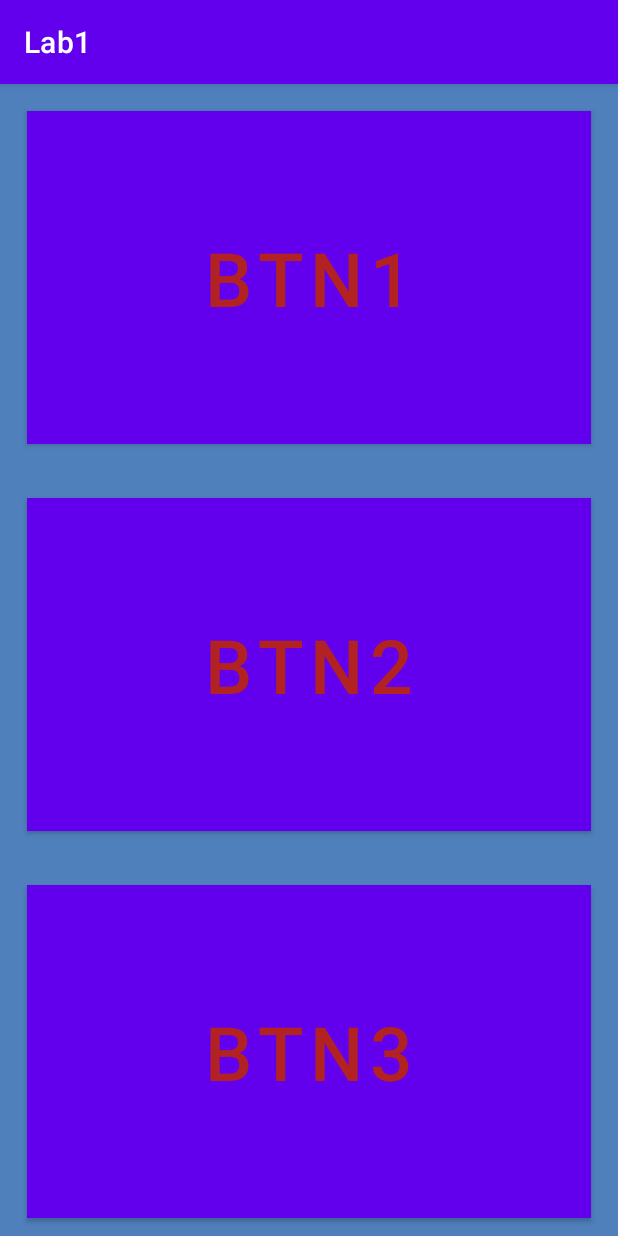
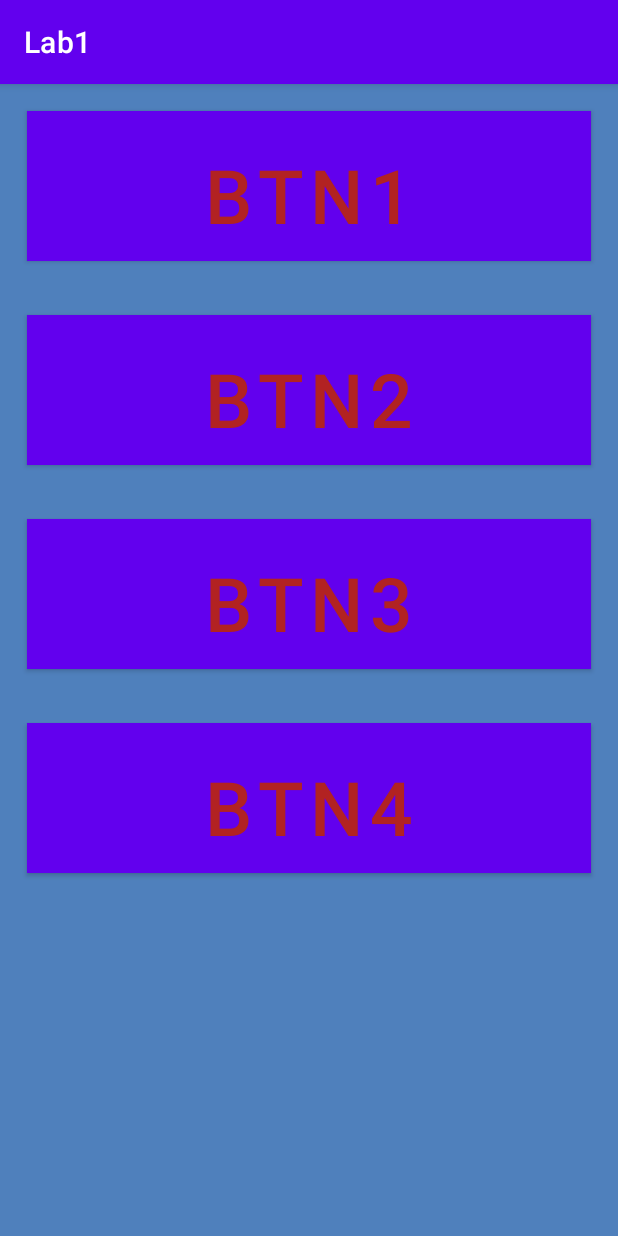
Before and after one commit to V8275/AndroidStudioProjects, an Android app: the screen it shows after launch (Main), on a phone screen of 412 x 824 dp. Run offline under Robolectric (Android 15) with nearby library versions, the phone set to English and light mode, and no system bars.

Commit message:
ended lab 1

```diff
--- a/Lab_1/app/src/main/java/com/example/lab1/Main.java
+++ b/Lab_1/app/src/main/java/com/example/lab1/Main.java
@@ -2,6 +2,7 @@ package com.example.lab1;
 
 import android.os.Bundle;
 import android.view.View;
+import android.widget.Button;
 
 import androidx.annotation.Nullable;
 import androidx.appcompat.app.AppCompatActivity;
@@ -13,9 +14,20 @@ public class Main extends AppCompatActivity
     protected void onCreate(@Nullable Bundle savedInstanceState) {
         super.onCreate(savedInstanceState);
         setContentView(R.layout.main_act);
+
+        Button button1 = (Button)findViewById(R.id.btn1);
+        Button button2 = (Button)findViewById(R.id.btn2);
+        Button button3 = (Button)findViewById(R.id.btn3);
+        Button button4 = (Button)findViewById(R.id.btn4);
+
+        button1.setOnClickListener(this);
+        button2.setOnClickListener(this);
+        button3.setOnClickListener(this);
+        button4.setOnClickListener(this);
     }
 
     public void onClick(View v){
-
+        Button b = (Button)v;
+        b.setText(R.string.Stars);
     }
 }
--- a/Lab_1/app/src/main/res/layout/main_act.xml
+++ b/Lab_1/app/src/main/res/layout/main_act.xml
@@ -7,8 +7,9 @@
     >
 
     <Button
+        android:id="@+id/btn1"
         android:layout_width="match_parent"
-        android:layout_height="222dp"
+        android:layout_height="100dp"
         android:layout_margin="@dimen/margin"
         android:background="@color/Btn_bg"
         android:padding="@dimen/padding"
@@ -17,8 +18,9 @@
         android:textSize="@dimen/textSize" />
 
     <Button
+        android:id="@+id/btn2"
         android:layout_width="match_parent"
-        android:layout_height="222dp"
+        android:layout_height="100dp"
         android:layout_margin="@dimen/margin"
         android:background="@color/Btn_bg"
         android:padding="@dimen/padding"
@@ -27,8 +29,9 @@
         android:textSize="@dimen/textSize" />
 
     <Button
+        android:id="@+id/btn3"
         android:layout_width="match_parent"
-        android:layout_height="222dp"
+        android:layout_height="100dp"
         android:layout_margin="@dimen/margin"
         android:background="@color/Btn_bg"
         android:padding="@dimen/padding"
@@ -37,8 +40,9 @@
         android:textSize="@dimen/textSize" />
 
     <Button
+        android:id="@+id/btn4"
         android:layout_width="match_parent"
-        android:layout_height="222dp"
+        android:layout_height="100dp"
         android:layout_margin="@dimen/margin"
         android:background="@color/Btn_bg"
         android:padding="@dimen/padding"
```
